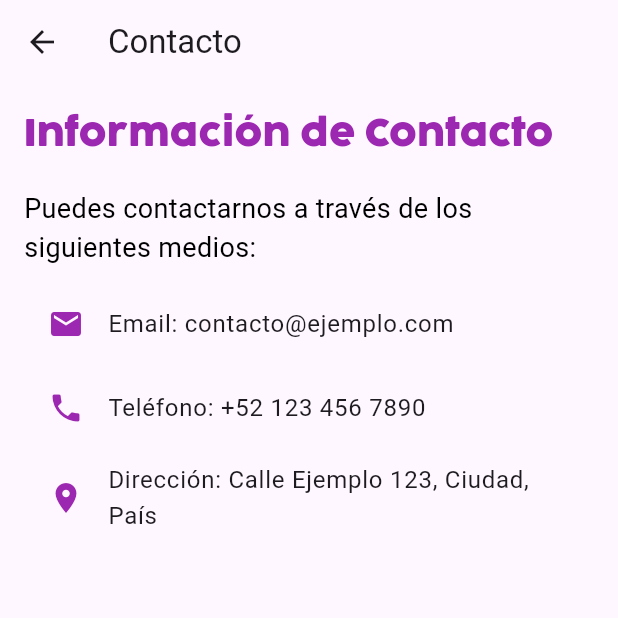
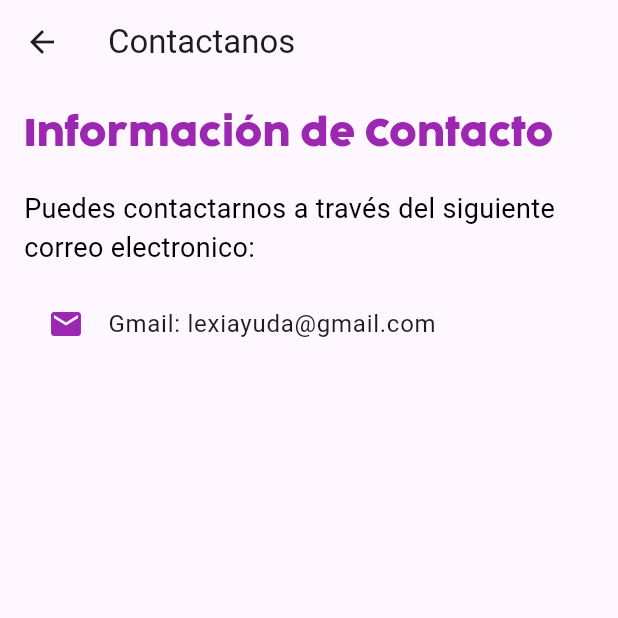
Before and after one commit to RicardoS76/lexininos, a Flutter app: the UserPage screen opened by its route, after a tap on "Contacto", on a phone screen of 412 x 824 dp, the top half of it. Run offline on Flutter 3.47's test engine with Material 3 defaults, Android fonts, the phone set to English and light mode, and no system bars; our stand-ins replace auto_size_text, shared_preferences, sqflite; accounts and stored records are empty.

Commit message:
actualizacion del correo

```diff
--- a/lib/user/contacts_page.dart
+++ b/lib/user/contacts_page.dart
@@ -5,7 +5,7 @@ class ContactsPage extends StatelessWidget {
   Widget build(BuildContext context) {
     return Scaffold(
       appBar: AppBar(
-        title: Text('Contacto'),
+        title: Text('Contactanos'),
       ),
       body: Padding(
         padding: const EdgeInsets.all(16.0),
@@ -23,7 +23,7 @@ class ContactsPage extends StatelessWidget {
             ),
             SizedBox(height: 20),
             Text(
-              'Puedes contactarnos a través de los siguientes medios:',
+              'Puedes contactarnos a través del siguiente correo electronico:',
               style: TextStyle(
                 fontSize: 18.0,
                 color: Colors.black,
@@ -32,15 +32,7 @@ class ContactsPage extends StatelessWidget {
             SizedBox(height: 10),
             ListTile(
               leading: Icon(Icons.email, color: Colors.purple),
-              title: Text('Email: contacto@ejemplo.com'),
-            ),
-            ListTile(
-              leading: Icon(Icons.phone, color: Colors.purple),
-              title: Text('Teléfono: +52 123 456 7890'),
-            ),
-            ListTile(
-              leading: Icon(Icons.location_on, color: Colors.purple),
-              title: Text('Dirección: Calle Ejemplo 123, Ciudad, País'),
+              title: Text('Gmail: lexiayuda@gmail.com'),
             ),
           ],
         ),
--- a/lib/user_page.dart
+++ b/lib/user_page.dart
@@ -54,7 +54,7 @@ class UserPage extends StatelessWidget {
                         _buildInfoTile(
                             'Datos de usuario', Icons.perm_identity, context,
                             route: '/user_data'),
-                        _buildInfoTile('Más ayuda', Icons.help_outline, context,
+                        _buildInfoTile('Ayuda especializada', Icons.help_outline, context,
                             route: '/help'),
                         _buildInfoTile(
                             'Información', Icons.info_outline, context,
```
